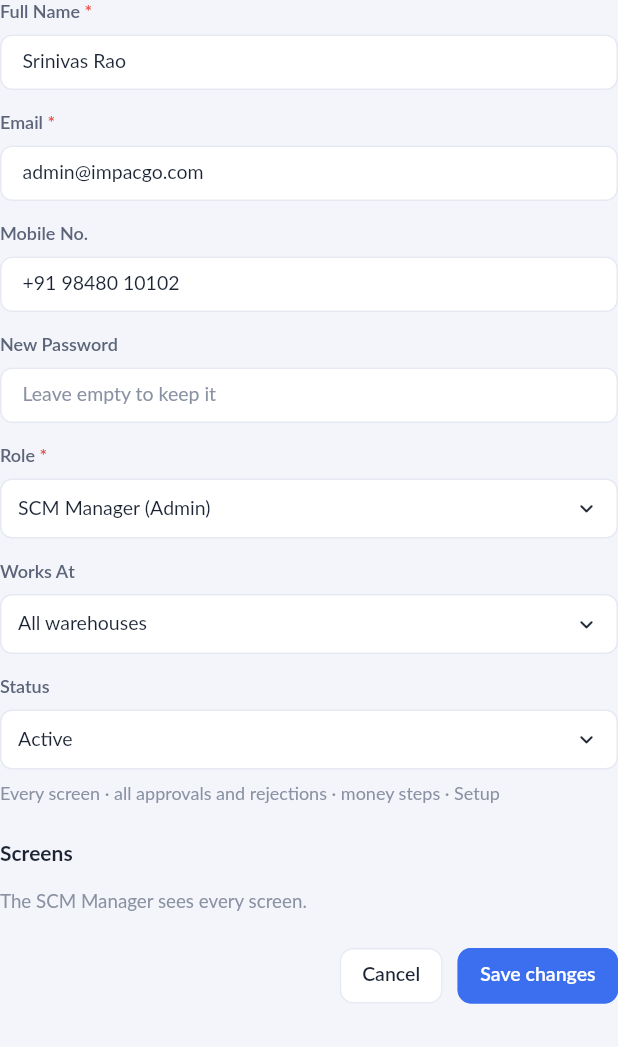
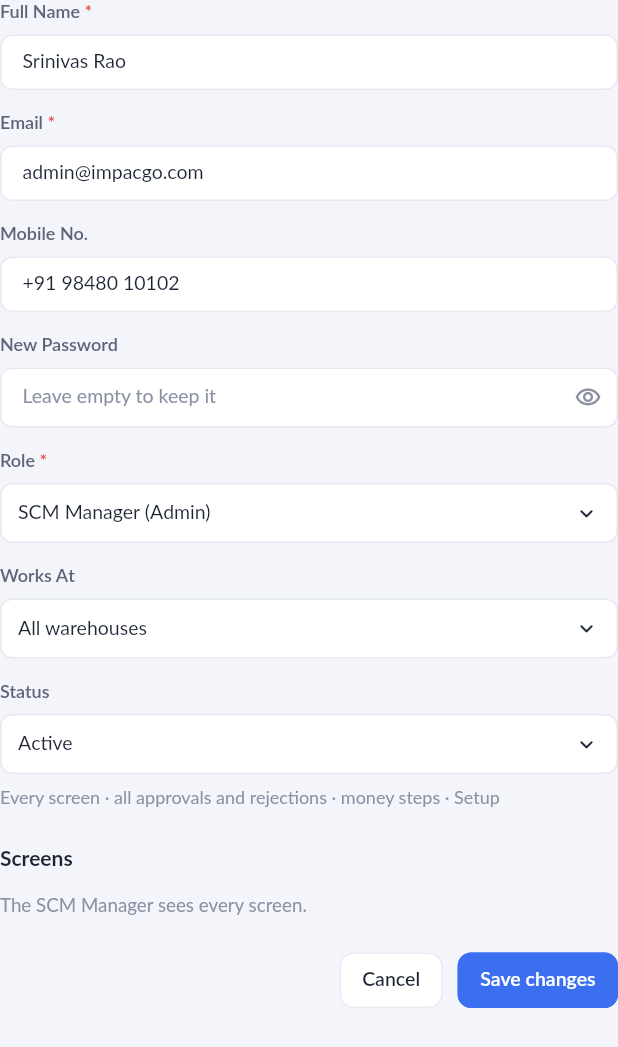
Before and after one commit to ImpacgoSolutions/impacgo-chain-frontend, a Flutter app: the UserForm widget shown alone on an empty page, opened directly with sample values from the repository, on a phone screen of 412 x 824 dp. Shown: the top 1047 px of the screen. Run offline on Flutter 3.47's test engine with Material 3 defaults, Android fonts, the phone set to English and light mode, and no system bars; our stand-ins replace pdf; missing offline and left inert: dart:html, excel.

Commit message:
Users & Roles: delete accounts; show / hide password
- A trash icon on every user row and 'Delete user' in the edit form, both
  asking to confirm; you cannot delete your own account or the last active
  SCM Manager (Admin). A deleted account can no longer sign in.
- The password box on the user form has a show / hide eye.

Co-Authored-By: Claude Opus 5.5 <noreply@anthropic.com>

```diff
--- a/lib/screens/users.dart
+++ b/lib/screens/users.dart
@@ -7,6 +7,7 @@ import '../ui/shell.dart' show sidebarScreens;
 import '../ui/table.dart';
 import '../ui/tokens.dart';
 import '../ui/widgets.dart';
+import 'remove.dart' show deleteIcon;
 
 /// Setup › Users & Roles (SCM Manager only): every account, who it is, its role and the screens it may open.
 /// An account's sidebar shows exactly the screens ticked for it.
@@ -28,6 +29,7 @@ Widget usersView() {
       onCreate: () => openUserForm(),
       onRow: (r) => openUserForm(r as AppUser),
       allowDelete: false,
+      rowActions: (r) => deleteIcon(() => deleteUser(r as AppUser)),
       search: (r) => '${(r as AppUser).name} ${r.email} ${r.title}',
       filters: [
         Filt('Role', roleNames.values.toList(), (r) => roleNames[(r as AppUser).role] ?? ''),
@@ -53,6 +55,30 @@ String _worksAt(AppUser u) {
 
 Set<String> _screensOf(AppUser u) => u.screens ?? roleScreens(u.role);
 
+/// Why this account cannot be deleted (null when it can): nobody deletes their own account,
+/// and at least one active SCM Manager (Admin) always stays.
+String? cannotDeleteUser(AppUser u) {
+  if (u == S.user) return 'You cannot delete your own account';
+  if (u.role == 'admin' && u.active && S.users.where((x) => x.role == 'admin' && x.active).length <= 1) return 'This is the only active SCM Manager (Admin): it cannot be deleted';
+  return null;
+}
+
+/// Deletes an account after confirming (the documents they worked on keep their name in the history).
+void deleteUser(AppUser u) {
+  final why = cannotDeleteUser(u);
+  if (why != null) {
+    toast(why);
+    return;
+  }
+  confirmDelete('the account of ${u.name} (${u.email})', () {
+    S.users.remove(u);
+    closeAll();
+    S.go('h_users');
+    S.refresh();
+    toast('${u.name}\'s account deleted · they can no longer sign in');
+  });
+}
+
 void openUserForm([AppUser? u]) => openFormPage(u == null ? 'New user' : 'Edit user · ${u.name}', UserForm(u),
     subtitle: 'Who the person is, their role and the screens they can open', maxWidth: 760, fill: false);
 
@@ -74,6 +100,7 @@ class _UserFormState extends State<UserForm> {
   late bool _active = widget.user?.active ?? true;
   late Set<String> _screens = {...?(widget.user == null ? null : _screensOf(widget.user!))};
   bool _tried = false;
+  bool _showPass = false;
 
   bool get _editing => widget.user != null;
 
@@ -163,10 +190,20 @@ class _UserFormState extends State<UserForm> {
         _label(label, req: req),
         TextField(
           controller: c,
-          obscureText: secret,
+          obscureText: secret && !_showPass,
           keyboardType: type,
           style: const TextStyle(fontSize: 13),
-          decoration: InputDecoration(hintText: hint, contentPadding: const EdgeInsets.symmetric(horizontal: 11, vertical: 13)),
+          decoration: InputDecoration(
+            hintText: hint,
+            contentPadding: const EdgeInsets.symmetric(horizontal: 11, vertical: 13),
+            suffixIcon: secret
+                ? IconButton(
+                    tooltip: _showPass ? 'Hide password' : 'Show password',
+                    icon: Icon(_showPass ? Icons.visibility_off_outlined : Icons.visibility_outlined, size: 18, color: C.faint),
+                    onPressed: () => setState(() => _showPass = !_showPass),
+                  )
+                : null,
+          ),
           onChanged: (_) => _tried ? setState(() {}) : null,
         ),
       ]);
@@ -268,9 +305,12 @@ class _UserFormState extends State<UserForm> {
         _screensBox(),
         if (p != null) Padding(padding: const EdgeInsets.only(top: 14), child: Text(p, style: const TextStyle(fontSize: 12.5, color: C.red))),
         const SizedBox(height: 22),
-        Wrap(alignment: WrapAlignment.end, spacing: 10, runSpacing: 8, children: [
-          Btn.secondary('Cancel', onTap: () => Navigator.of(context).pop()),
-          Btn(_editing ? 'Save changes' : 'Create user', icon: _editing ? null : 'check', onTap: _save),
+        Wrap(alignment: WrapAlignment.spaceBetween, spacing: 10, runSpacing: 8, children: [
+          if (_editing && cannotDeleteUser(widget.user!) == null) Btn.danger('Delete user', icon: 'trash', onTap: () => deleteUser(widget.user!)) else const SizedBox.shrink(),
+          Wrap(spacing: 10, runSpacing: 8, children: [
+            Btn.secondary('Cancel', onTap: () => Navigator.of(context).pop()),
+            Btn(_editing ? 'Save changes' : 'Create user', icon: _editing ? null : 'check', onTap: _save),
+          ]),
         ]),
       ]);
     });
```
Also changed, not shown: 2 other files.
